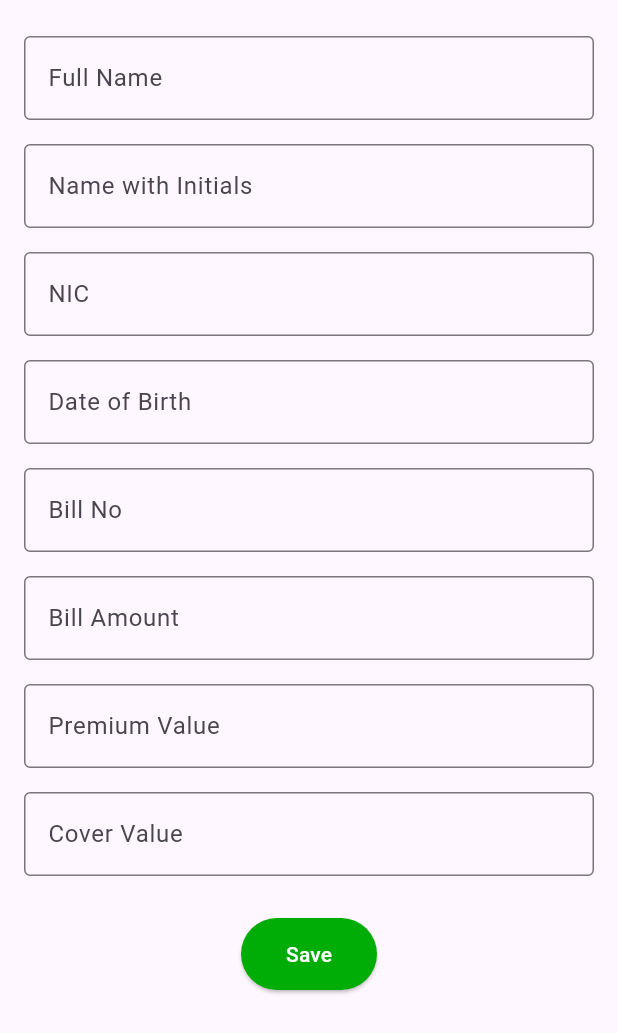
After one commit to spcodegen/coop-agent, a Flutter app: the AccidentCover screen opened directly, on a phone screen of 412 x 824 dp. The commit adds this screen. Shown: the top 1033 px of the screen. Run offline on Flutter 3.47's test engine with Material 3 defaults, Android fonts, the phone set to English and light mode, and no system bars; our stand-ins replace image_picker, open_file, shared_preferences; accounts and stored records are empty.

Commit message:
complete accident cover done

```diff
--- a/lib/models/user_model.dart
+++ b/lib/models/user_model.dart
@@ -10,6 +10,7 @@ class UserModel {
   final String modifiedDateTime;
   final String isDeleted;
   final String status;
+  final String coopCityUser; // NEW FIELD
   final SalesPersonDetails salesPersonDetails;
 
   UserModel({
@@ -22,6 +23,7 @@ class UserModel {
     required this.modifiedDateTime,
     required this.isDeleted,
     required this.status,
+    required this.coopCityUser, // NEW FIELD
     required this.salesPersonDetails,
   });
 
@@ -37,6 +39,7 @@ class UserModel {
       modifiedDateTime: json['modifiedDateTime'],
       isDeleted: json['isDeleted'],
       status: json['status'],
+      coopCityUser: json['coopCityUser'], // NEW FIELD
       salesPersonDetails:
           SalesPersonDetails.fromJson(json['salesPersonDetails']),
     );
@@ -53,6 +56,7 @@ class UserModel {
       "modifiedDateTime": modifiedDateTime,
       "isDeleted": isDeleted,
       "status": status,
+      "coopCityUser": coopCityUser, // NEW FIELD
       "salesPersonDetails": salesPersonDetails.toJson(),
     };
   }
--- a/lib/screens/HomeScreen.dart
+++ b/lib/screens/HomeScreen.dart
@@ -1,3 +1,4 @@
+import 'package:coop_agent/screens/salesPerson/AccidentCover.dart';
 import 'package:coop_agent/screens/salesPerson/CovernoteListScreen.dart';
 import 'package:coop_agent/screens/salesPerson/CreateCovernoteScreen.dart';
 import 'package:coop_agent/screens/login_screen.dart';
@@ -58,10 +59,16 @@ class _HomescreenState extends State<Homescreen> {
                   _setScreen(const CreateCovernoteScreen(), "Create Covernote"),
             ),
             ListTile(
-              leading: const Icon(Icons.list),
+              leading: const Icon(Icons.list_alt_outlined),
               title: const Text('Covernote List'),
               onTap: () =>
                   _setScreen(const CovernoteListScreen(), "Covernote List"),
+            ),
+            ListTile(
+              leading: const Icon(Icons.edit_document),
+              title: const Text('Personal Accident Cover'),
+              onTap: () =>
+                  _setScreen(const AccidentCover(), "Personal Accident Cover"),
             ),
             ListTile(
               leading: const Icon(Icons.logout, color: Colors.red),
--- /dev/null
+++ b/lib/screens/salesPerson/AccidentCover.dart
@@ -0,0 +1,108 @@
+import 'package:flutter/material.dart';
+
+class AccidentCover extends StatefulWidget {
+  const AccidentCover({super.key});
+
+  @override
+  State<AccidentCover> createState() => _AccidentCoverState();
+}
+
+class _AccidentCoverState extends State<AccidentCover> {
+  final _formKey = GlobalKey<FormState>();
+
+  final TextEditingController _fullNameController = TextEditingController();
+  final TextEditingController _initialsController = TextEditingController();
+  final TextEditingController _nicController = TextEditingController();
+  final TextEditingController _dobController = TextEditingController();
+  final TextEditingController _billNoController = TextEditingController();
+  final TextEditingController _billAmountController = TextEditingController();
+  final TextEditingController _premiumController = TextEditingController();
+  final TextEditingController _coverValueController = TextEditingController();
+
+  Future<void> _selectDate() async {
+    final DateTime? picked = await showDatePicker(
+      context: context,
+      initialDate: DateTime(2000),
+      firstDate: DateTime(1900),
+      lastDate: DateTime.now(),
+    );
+    if (picked != null) {
+      setState(() {
+        _dobController.text = "${picked.toLocal()}".split(' ')[0];
+      });
+    }
+  }
+
+  void _saveForm() {
+    if (_formKey.currentState!.validate()) {
+      // You can handle your save logic here
+      ScaffoldMessenger.of(context).showSnackBar(
+        const SnackBar(content: Text('Form saved successfully!')),
+      );
+    }
+  }
+
+  @override
+  Widget build(BuildContext context) {
+    return Scaffold(
+      // appBar: AppBar(title: const Text('Accident Cover Form')),
+      body: SingleChildScrollView(
+        padding: const EdgeInsets.all(16),
+        child: Form(
+          key: _formKey,
+          child: Column(
+            children: [
+              _buildTextField('Full Name', _fullNameController),
+              _buildTextField('Name with Initials', _initialsController),
+              _buildTextField('NIC', _nicController),
+              _buildTextField('Date of Birth', _dobController,
+                  readOnly: true, onTap: _selectDate),
+              _buildTextField('Bill No', _billNoController),
+              _buildTextField('Bill Amount', _billAmountController,
+                  isNumber: true),
+              _buildTextField('Premium Value', _premiumController,
+                  isNumber: true),
+              _buildTextField('Cover Value', _coverValueController,
+                  isNumber: true),
+              const SizedBox(height: 20),
+              ElevatedButton(
+                onPressed: _saveForm,
+                style: ElevatedButton.styleFrom(
+                    backgroundColor: const Color.fromARGB(255, 0, 173, 6),
+                    padding: const EdgeInsets.symmetric(
+                        horizontal: 30, vertical: 14)),
+                child: const Text(
+                  'Save',
+                  style: TextStyle(color: Colors.white),
+                ),
+              )
+            ],
+          ),
+        ),
+      ),
+    );
+  }
+
+  Widget _buildTextField(String label, TextEditingController controller,
+      {bool isNumber = false, bool readOnly = false, VoidCallback? onTap}) {
+    return Padding(
+      padding: const EdgeInsets.symmetric(vertical: 8.0),
+      child: TextFormField(
+        controller: controller,
+        keyboardType: isNumber ? TextInputType.number : TextInputType.text,
+        readOnly: readOnly,
+        onTap: onTap,
+        decoration: InputDecoration(
+          labelText: label,
+          border: const OutlineInputBorder(),
+        ),
+        validator: (value) {
+          if (value == null || value.trim().isEmpty) {
+            return 'Please enter $label';
+          }
+          return null;
+        },
+      ),
+    );
+  }
+}
--- a/pubspec.yaml
+++ b/pubspec.yaml
@@ -104,6 +104,7 @@ flutter:
         - weight: 200
 
 
+
   #
   # For details regarding fonts from package dependencies,
   # see https://flutter.dev/to/font-from-package
```
Also changed, not shown: lib/screens/login_screen.dart (+6 -7 lines), lib/screens/salesPerson/CovernoteListScreen.dart (+111 -47 lines), lib/screens/salesPerson/CreateCovernoteScreen.dart (+52 -13 lines), 1 other file.
